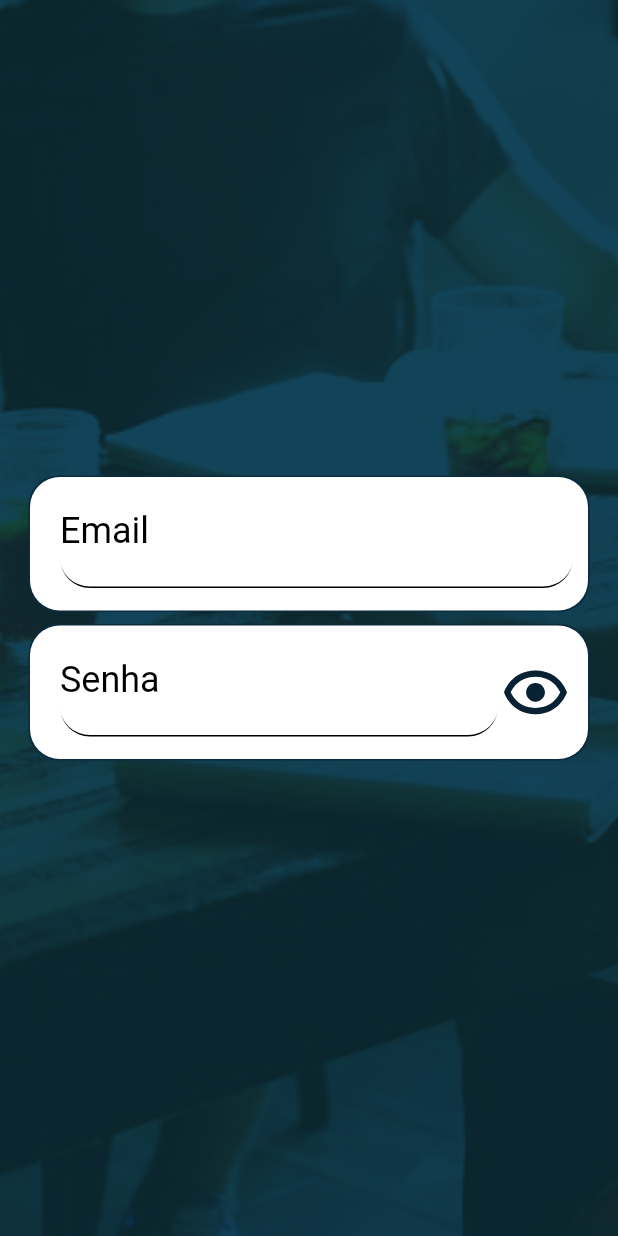
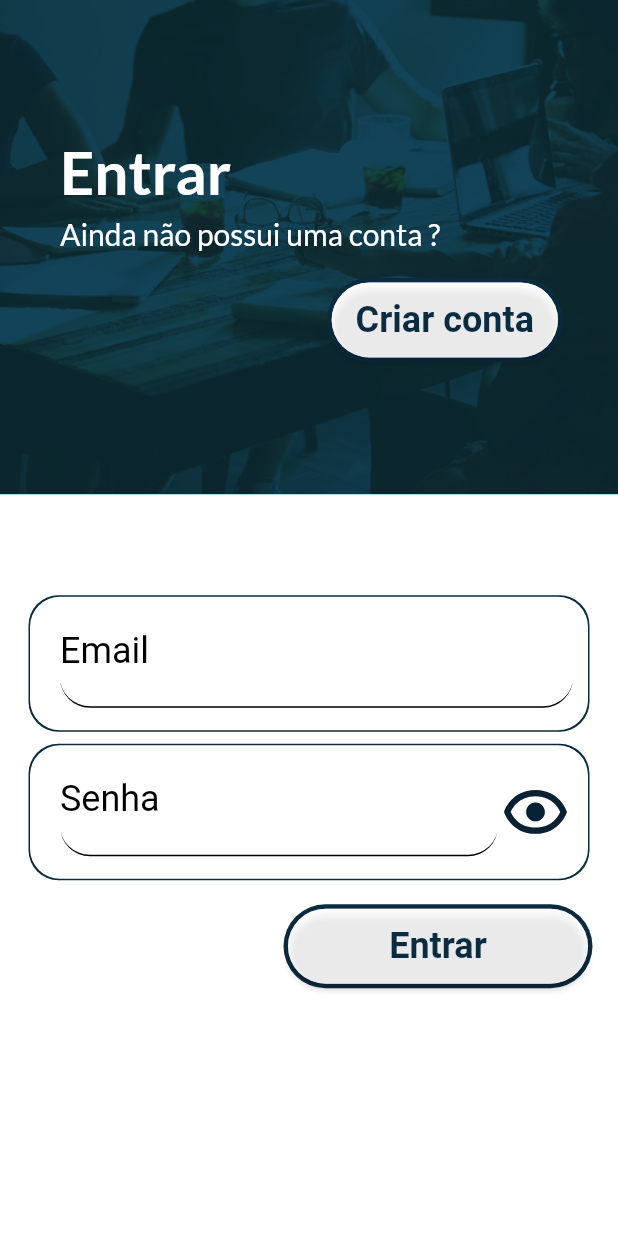
Before and after one commit to guicrisostomo/hour, a Flutter app: the Login screen opened by its route, on a phone screen of 412 x 824 dp. Run offline on Flutter 3.47's test engine with Material 2 defaults, Android fonts, the light colour scheme and no system bars; our stand-ins replace flutter_svg, google_fonts.

Commit message:
feat: add elements to screen login

```diff
--- a/lib/view/pages/login.dart
+++ b/lib/view/pages/login.dart
@@ -1,4 +1,6 @@
 import 'package:flutter/material.dart';
+import 'package:google_fonts/google_fonts.dart';
+import 'package:hour/view/widgets/button.dart';
 import 'package:hour/view/widgets/textFieldEmail.dart';
 import 'package:hour/view/widgets/textFieldPassword.dart';
 import 'package:hour/globals.dart' as globals;
@@ -14,8 +16,8 @@
   var txtEmail = TextEditingController();
   var txtPassword = TextEditingController();
 
-  void logIn(a) {
-
+  void logIn() {
+    Navigator.popAndPushNamed(context, '/home');
   }
 
   @override
@@ -23,7 +25,12 @@
     return Theme(
       data: Theme.of(context).copyWith(scaffoldBackgroundColor: globals.secundary),
       child: Scaffold(
-        body: Container(
+        body: Column(
+          children: [
+            Container(
+              height: MediaQuery.of(context).size.height * 0.4,
+              width: MediaQuery.of(context).size.width,
+
               decoration: BoxDecoration(
                 image: DecorationImage(
                   image: const AssetImage(
@@ -33,8 +40,48 @@
                   colorFilter: ColorFilter.mode(globals.primary.withOpacity(0.8), BlendMode.modulate),
                 ),
               ),
+
               child: Padding(
-            padding: const EdgeInsets.all(20),
+                padding: const EdgeInsets.all(40),
+                child: Column(
+                  crossAxisAlignment: CrossAxisAlignment.start,
+                  mainAxisAlignment: MainAxisAlignment.center,
+                  children: [
+                    Text(
+                      'Entrar',
+                      style: GoogleFonts.lato(
+                        color: Colors.white,
+                        fontSize: 40,
+                        fontWeight: FontWeight.w600,
+                      ),
+                    ),
+
+                    const SizedBox(height: 5),
+
+                    Text(
+                      'Ainda não possui uma conta ?',
+                      style: GoogleFonts.lato(
+                        color: Colors.white,
+                        fontSize: 20,
+                      ),
+                    ),
+
+                    const SizedBox(height: 20),
+
+                    Container(
+                      alignment: Alignment.centerRight,
+                      child: button('Criar conta', 100, 50, () => Navigator.popAndPushNamed(context, '/register'))
+                    ),
+                  ],
+                ),
+              ),
+            ),
+
+            Expanded(
+              child: Container(
+                color: Colors.white,
+                child: Padding(
+                  padding: const EdgeInsets.fromLTRB(20, 0, 20, 100),
                   child: Column(
                     mainAxisAlignment: MainAxisAlignment.center,
                     crossAxisAlignment: CrossAxisAlignment.center,
@@ -43,12 +90,22 @@
 
                       const SizedBox(height: 10),
 
-                TextFieldPassword(label: 'Senha', variavel: txtPassword, onFieldSubmitted: logIn),
+                      TextFieldPassword(label: 'Senha', variavel: txtPassword, onFieldSubmitted: (value) => logIn()),
+
+                      const SizedBox(height: 20),
+
+                      Container(
+                        alignment: Alignment.centerRight,
+                        child: button('Entrar', 200, 50, logIn)
+                      ),
                     ],
                   ),
                 ),
               ),
             ),
+          ]
+        ),
+      ),
     );
   }
 }
```
Lines whose indentation alone changed are shown as unchanged.
